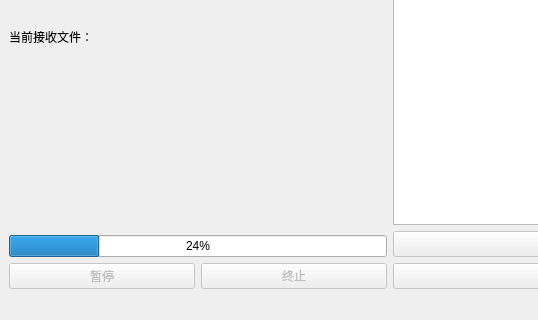
This is mainwindow.ui in ztmail723/ComputerNetworkProject-Client as Qt 5 draws it before an edit; both pictures show x 0 to 538 and y 280 to 600 of the 779 by 600 pixel window. The edited form follows.
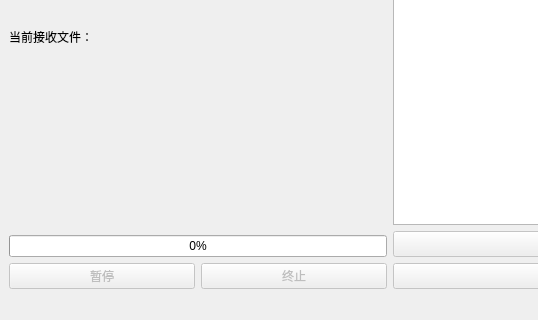
This is the edited form.

Commit message: 进度条初始值设为0

```diff
--- a/mainwindow.ui
+++ b/mainwindow.ui
@@ -20,7 +20,7 @@
       <item row="1" column="0" colspan="2">
        <widget class="QProgressBar" name="progressBar">
         <property name="value">
-         <number>24</number>
+         <number>0</number>
         </property>
        </widget>
       </item>
```
